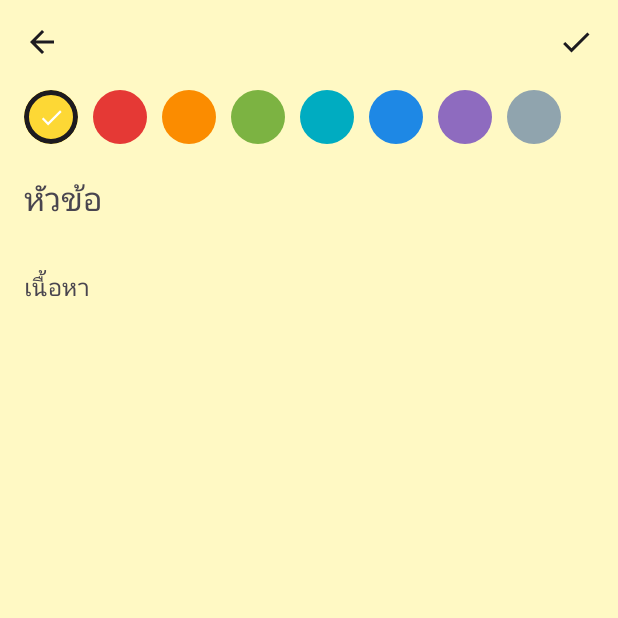
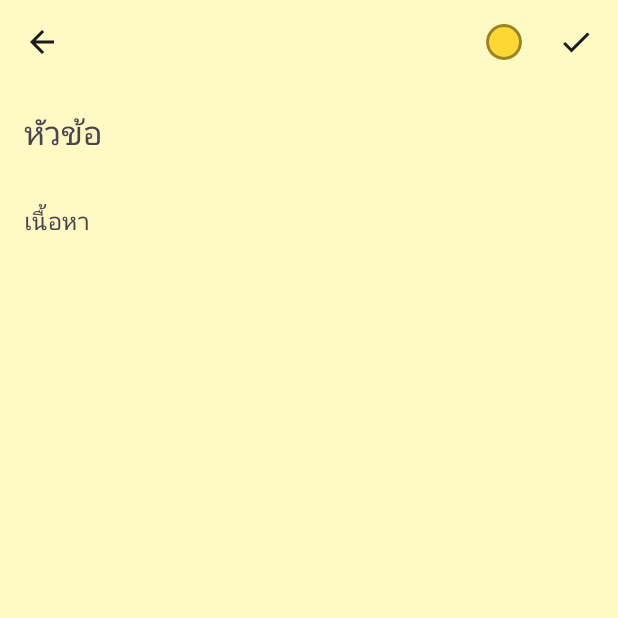
Before and after one commit to 99Patipan/PrivateNotes-Android, an Android app built with Jetpack Compose: the composable EditorDialog shown on its own in the app's theme, on a phone screen of 412 x 824 dp, the top half of it. Run offline under Robolectric (Android 15) with nearby library versions, the phone set to English and light mode, and no system bars; our stand-ins replace Room's generated code.

Commit message:
Update from Zip2Git

```diff
--- a/app/build.gradle.kts
+++ b/app/build.gradle.kts
@@ -13,8 +13,8 @@ android {
         applicationId = "th.privatenotes"
         minSdk = 26
         targetSdk = 35
-        versionCode = 3
-        versionName = "1.2.0"
+        versionCode = 4
+        versionName = "1.3.0"
     }
 
     buildTypes {
--- a/app/src/main/java/th/privatenotes/ui/Screens.kt
+++ b/app/src/main/java/th/privatenotes/ui/Screens.kt
@@ -4,7 +4,6 @@ import androidx.compose.foundation.Canvas
 import androidx.compose.foundation.background
 import androidx.compose.foundation.border
 import androidx.compose.foundation.clickable
-import androidx.compose.foundation.horizontalScroll
 import androidx.compose.foundation.shape.CircleShape
 import androidx.compose.foundation.shape.RoundedCornerShape
 import androidx.compose.foundation.layout.*
@@ -458,6 +457,7 @@ private fun transparentFieldColors() = TextFieldDefaults.colors(
 @Composable
 fun EditorDialog(vm: NotesViewModel, isDark: Boolean) {
     val c = noteColor(vm.draftColor)
+    var colorMenu by remember { mutableStateOf(false) }
     Dialog(
         onDismissRequest = vm::requestCloseEditor,
         properties = DialogProperties(
@@ -485,18 +485,41 @@ fun EditorDialog(vm: NotesViewModel, isDark: Boolean) {
                             )
                         }
                     }
+                    // Colour picker lives in a menu instead of taking space at the top of the note.
+                    Box {
+                        IconButton(onClick = { colorMenu = true }) {
+                            Box(
+                                Modifier
+                                    .size(24.dp)
+                                    .clip(CircleShape)
+                                    .background(c.stripe)
+                                    .border(
+                                        2.dp,
+                                        MaterialTheme.colorScheme.onSurface.copy(alpha = 0.45f),
+                                        CircleShape
+                                    )
+                            )
+                        }
+                        DropdownMenu(expanded = colorMenu, onDismissRequest = { colorMenu = false }) {
+                            Column(Modifier.padding(horizontal = 16.dp, vertical = 8.dp)) {
+                                Text("สีของโน้ต", style = MaterialTheme.typography.labelLarge)
+                                Spacer(Modifier.height(10.dp))
+                                NoteColors.chunked(4).forEachIndexed { row, group ->
+                                    if (row > 0) Spacer(Modifier.height(10.dp))
+                                    Row(horizontalArrangement = Arrangement.spacedBy(10.dp)) {
+                                        group.forEachIndexed { col, nc ->
+                                            val index = row * 4 + col
+                                            ColorSwatch(nc, selected = index == vm.draftColor) {
+                                                vm.draftColor = index
+                                                colorMenu = false
+                                            }
+                                        }
+                                    }
+                                }
+                            }
+                        }
+                    }
                     IconButton(onClick = vm::saveDraft) { Icon(Icons.Default.Check, "บันทึก") }
-                }
-                Row(
-                    Modifier
-                        .fillMaxWidth()
-                        .horizontalScroll(rememberScrollState())
-                        .padding(horizontal = 16.dp, vertical = 4.dp),
-                    horizontalArrangement = Arrangement.spacedBy(10.dp)
-                ) {
-                    NoteColors.forEachIndexed { i, nc ->
-                        ColorSwatch(nc, selected = i == vm.draftColor) { vm.draftColor = i }
-                    }
                 }
                 TextField(
                     value = vm.draftTitle,
--- a/app/src/main/res/mipmap-anydpi-v26/ic_launcher.xml
+++ b/app/src/main/res/mipmap-anydpi-v26/ic_launcher.xml
@@ -1,5 +1,5 @@
 <?xml version="1.0" encoding="utf-8"?>
 <adaptive-icon xmlns:android="http://schemas.android.com/apk/res/android">
-    <background android:drawable="@color/ic_launcher_background" />
-    <foreground android:drawable="@drawable/ic_launcher_foreground" />
+    <background android:drawable="@drawable/ic_launcher_background" />
+    <foreground android:drawable="@mipmap/ic_launcher_foreground" />
 </adaptive-icon>
--- a/app/src/main/res/values/colors.xml
+++ /dev/null
@@ -1,4 +0,0 @@
-<?xml version="1.0" encoding="utf-8"?>
-<resources>
-    <color name="ic_launcher_background">#1B5E4B</color>
-</resources>
```
Also changed, not shown: app/src/main/res/drawable/ic_launcher_background.xml (added, +7 -0 lines), app/src/main/res/drawable/ic_launcher_foreground.xml (deleted, +0 -15 lines), app/src/main/res/mipmap-hdpi/ic_launcher_foreground.png (added), app/src/main/res/mipmap-mdpi/ic_launcher_foreground.png (added), app/src/main/res/mipmap-xhdpi/ic_launcher_foreground.png (added), app/src/main/res/mipmap-xxhdpi/ic_launcher_foreground.png (added), app/src/main/res/mipmap-xxxhdpi/ic_launcher_foreground.png (added), 2 other files.
